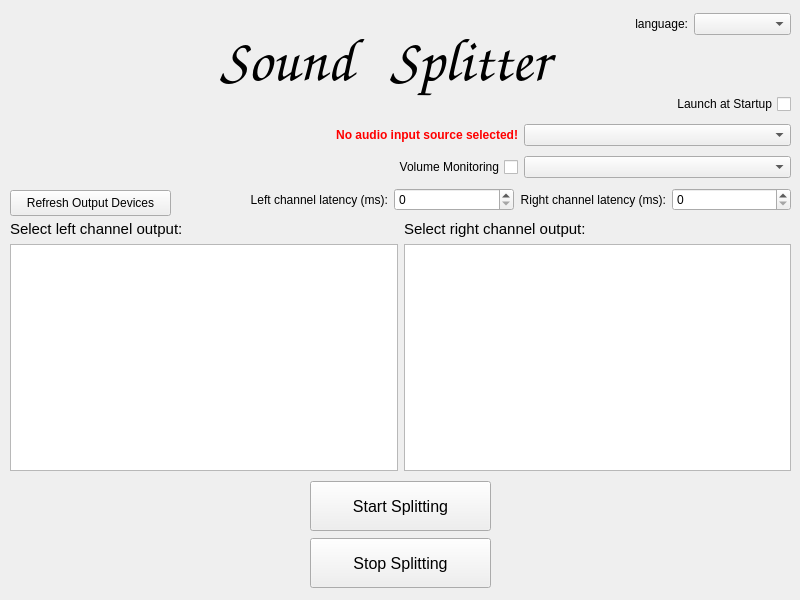
handsome-Druid/SoundSpliter, file src/ss/integration/app/ui/main_window.ui: the form before one commit.
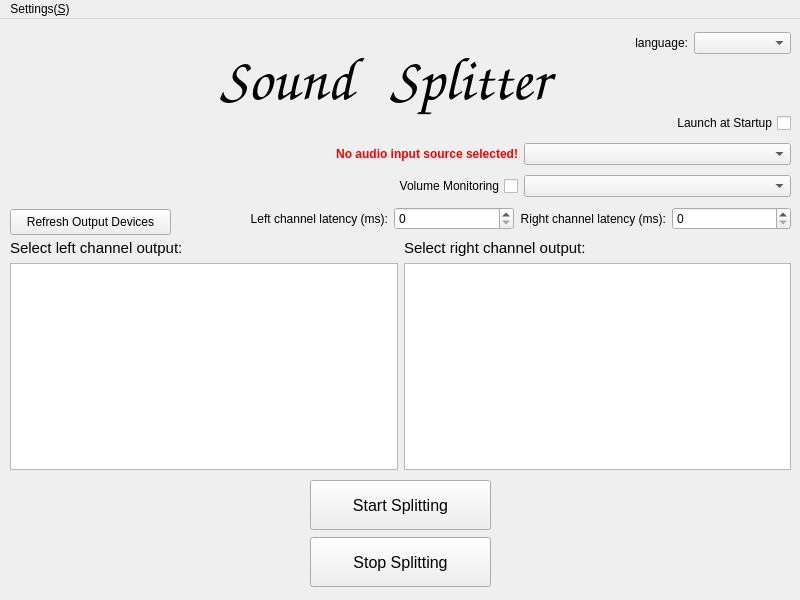
The form after the commit. Icons and pictures are not drawn. Custom widgets are drawn as their Qt base class.

Diff of the .ui file:
```diff
--- a/src/ss/integration/app/ui/main_window.ui
+++ b/src/ss/integration/app/ui/main_window.ui
@@ -79,7 +79,7 @@
     <property name="geometry">
      <rect>
       <x>310</x>
-      <y>480</y>
+      <y>460</y>
       <width>181</width>
       <height>111</height>
      </rect>
@@ -125,7 +125,7 @@
       <x>10</x>
       <y>220</y>
       <width>781</width>
-      <height>251</height>
+      <height>231</height>
      </rect>
     </property>
     <layout class="QVBoxLayout" name="verticalLayout_2">
@@ -338,6 +338,28 @@
     </layout>
    </widget>
   </widget>
+  <widget class="QMenuBar" name="menuBar">
+   <property name="geometry">
+    <rect>
+     <x>0</x>
+     <y>0</y>
+     <width>800</width>
+     <height>21</height>
+    </rect>
+   </property>
+   <widget class="QMenu" name="menuSettings">
+    <property name="title">
+     <string>Settings(&amp;S)</string>
+    </property>
+    <addaction name="actionPreferences"/>
+   </widget>
+   <addaction name="menuSettings"/>
+  </widget>
+  <action name="actionPreferences">
+   <property name="text">
+    <string>Preferences...</string>
+   </property>
+  </action>
  </widget>
  <customwidgets>
   <customwidget>
```
